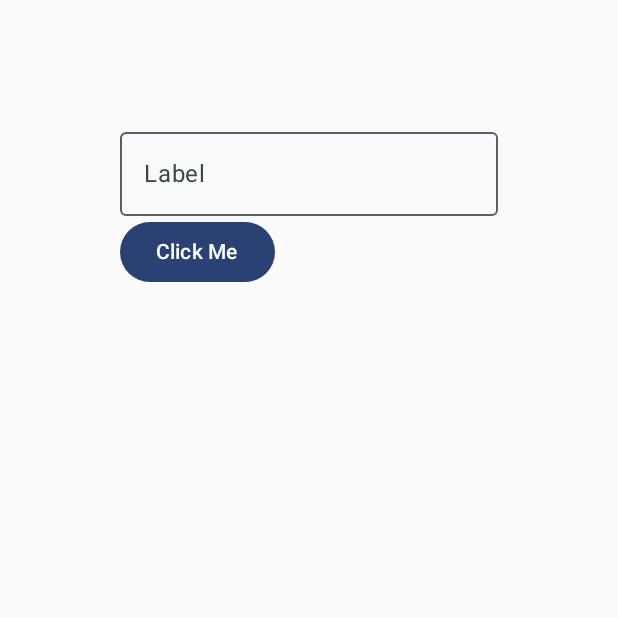
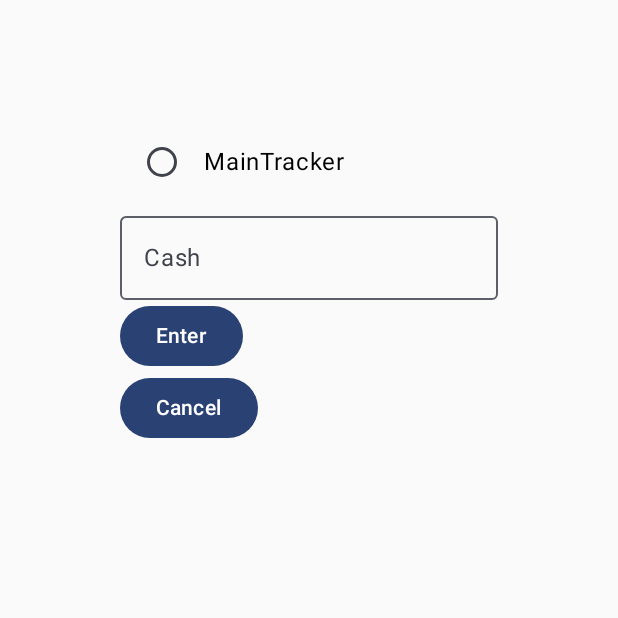
Before and after one commit to Ethanscharlie/Cash-On-Track, an Android app built with Jetpack Compose: the screen it shows after launch (MainActivity), after a tap on "Add Record", on a phone screen of 412 x 824 dp, the top half of it. Run offline under Robolectric (Android 15) with nearby library versions, the phone set to English and light mode, and no system bars; libraries missing offline, so code that uses them is left out: androidx.test.core.

Commit message:
Fixed bugs, and doesn't always create new file

```diff
--- a/app/src/main/java/com/example/financemanager/MainActivity.kt
+++ b/app/src/main/java/com/example/financemanager/MainActivity.kt
@@ -16,7 +16,7 @@ class MainActivity : ComponentActivity() {
         Database.init(this);
 
         val database = Database.getInstance()
-        database.createNewDatabaseOnFilesystem()
+        database.createNewDatabaseOnFilesystemIfMissing()
 
         Tracker.addTracker("MainTracker", Tracker.MONTHLY, 100.0);
 
--- a/app/src/main/java/com/example/financemanager/RecordAddView.kt
+++ b/app/src/main/java/com/example/financemanager/RecordAddView.kt
@@ -1,21 +1,31 @@
 package com.example.financemanager
 
 import androidx.compose.foundation.layout.Column
+import androidx.compose.foundation.layout.Row
+import androidx.compose.foundation.layout.fillMaxWidth
+import androidx.compose.foundation.layout.height
 import androidx.compose.foundation.layout.padding
+import androidx.compose.foundation.selection.selectable
+import androidx.compose.foundation.selection.selectableGroup
 import androidx.compose.foundation.text.KeyboardOptions
 import androidx.compose.material3.Button
 import androidx.compose.material3.OutlinedTextField
+import androidx.compose.material3.RadioButton
 import androidx.compose.material3.Text
 import androidx.compose.runtime.Composable
+import androidx.compose.runtime.MutableState
 import androidx.compose.runtime.getValue
 import androidx.compose.runtime.mutableStateOf
 import androidx.compose.runtime.remember
 import androidx.compose.runtime.setValue
+import androidx.compose.ui.Alignment
 import androidx.compose.ui.Modifier
+import androidx.compose.ui.semantics.Role
 import androidx.compose.ui.text.input.KeyboardType
 import androidx.compose.ui.unit.dp
 import androidx.navigation.NavHostController
 import model.Record
+import model.Tracker
 
 @Composable
 fun RecordEntry(
@@ -23,21 +33,60 @@ fun RecordEntry(
 ) {
     Column (Modifier.padding(40.dp)) {
         var text by remember { mutableStateOf("") }
+        val tracker = remember { mutableStateOf("") }
+
+        TrackerField(tracker)
 
         OutlinedTextField (
             value = text,
             onValueChange = { text = it },
-            label = { Text("Label") },
+            label = { Text("Cash") },
             maxLines = 1,
             keyboardOptions = KeyboardOptions(keyboardType = KeyboardType.Number)
         )
 
         Button(onClick = {
-            Record.addRecord(text.toDouble(), "MainTracker");
+            Record.addRecord(text.toDouble(), tracker.value);
             navController.popBackStack()
         }) {
-            Text(text = "Click Me")
+            Text(text = "Enter")
         }
 
+        Button(onClick = {
+            navController.popBackStack()
+        }) {
+            Text(text = "Cancel")
+        }
     }
 }
+
+@Composable
+fun TrackerField(trackerMutable: MutableState<String>, modifier: Modifier = Modifier) {
+    val radioOptions = Tracker.getAvailableTrackers()
+
+    Column(modifier.selectableGroup()) {
+        radioOptions.forEach { text ->
+            Row (
+                Modifier
+                    .fillMaxWidth()
+                    .height(56.dp)
+                    .selectable(
+                        selected = (text == trackerMutable.value),
+                        onClick = { trackerMutable.value = text },
+                        role = Role.RadioButton
+                    )
+                    .padding(horizontal = 16.dp),
+                verticalAlignment = Alignment.CenterVertically
+            ) {
+                RadioButton(
+                    selected = (text == trackerMutable.value),
+                    onClick = null // null recommended for accessibility with screen readers
+                )
+                Text(
+                    text = text,
+                    modifier = Modifier.padding(start = 16.dp)
+                )
+            }
+        }
+    }
+}
--- a/app/src/main/java/com/example/financemanager/TrackerAddView.kt
+++ b/app/src/main/java/com/example/financemanager/TrackerAddView.kt
@@ -49,6 +49,12 @@ fun TrackerAdd(
             navController.popBackStack()
         }) {
             Text(text = "Add")
+        }
+
+        Button(onClick = {
+            navController.popBackStack()
+        }) {
+            Text(text = "Cancel")
         }
     }
 }
--- a/app/src/main/java/model/Database.java
+++ b/app/src/main/java/model/Database.java
@@ -45,6 +45,14 @@ public class Database {
     public void createNewDatabaseOnFilesystem() throws IOException, JSONException {
         file.createNewFile();
         writeStringToFile(generateNewDatabaseJson().toString());
+    }
+
+    public void createNewDatabaseOnFilesystemIfMissing() throws IOException, JSONException {
+        if (file.exists()) {
+            return;
+        }
+
+        createNewDatabaseOnFilesystem();
     }
 
     public void addItemToTable(final JSONObject item, final String tableName) throws JSONException, IOException {
--- a/app/src/main/java/model/Record.java
+++ b/app/src/main/java/model/Record.java
@@ -22,7 +22,7 @@ public class Record {
 
         ArrayList<JSONObject> records = Database.getInstance().getAllItemsFromTable("records");
         for (JSONObject record : records) {
-            if (record.get("name").equals(trackerName)) {
+            if (!record.get("tracker").equals(trackerName)) {
                 continue;
             }
             total += record.getDouble("cash");
```
Also changed, not shown: 1 other file.
